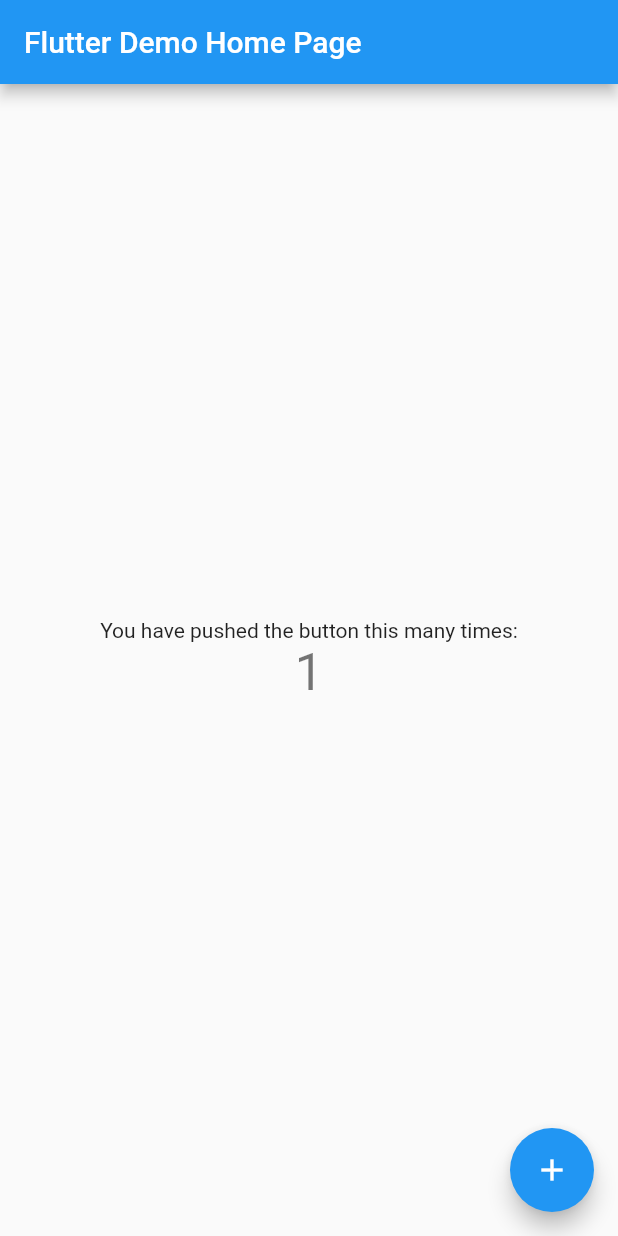
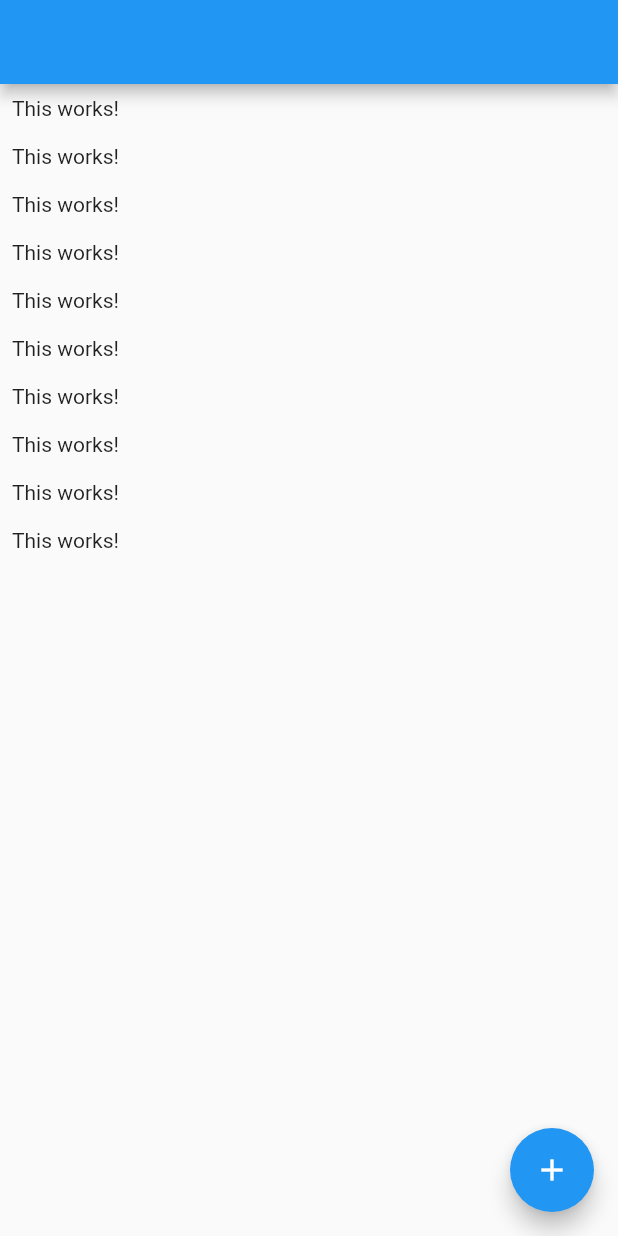
Before and after one commit to Manuelkpatsu/the_messenger, a Flutter app: the screen it shows after launch, after a tap on the "add" icon, on a phone screen of 412 x 824 dp. Run offline on Flutter 3.47's test engine with Material 2 defaults, Android fonts, the phone set to English and light mode, and no system bars; our stand-ins replace cloud_firestore, firebase_core; accounts and stored records are empty.

```diff
--- a/lib/main.dart
+++ b/lib/main.dart
@@ -1,113 +1,25 @@
+import 'package:cloud_firestore/cloud_firestore.dart';
+import 'package:firebase_core/firebase_core.dart';
 import 'package:flutter/material.dart';
 
-void main() {
+import './screens/chat_screen.dart';
+
+Future<void> main() async {
+  WidgetsFlutterBinding.ensureInitialized();
+  await Firebase.initializeApp();
   runApp(MyApp());
 }
 
 class MyApp extends StatelessWidget {
-  // This widget is the root of your application.
   @override
   Widget build(BuildContext context) {
     return MaterialApp(
-      title: 'Flutter Demo',
+      debugShowCheckedModeBanner: false,
+      title: 'The Messenger',
       theme: ThemeData(
-        // This is the theme of your application.
-        //
-        // Try running your application with "flutter run". You'll see the
-        // application has a blue toolbar. Then, without quitting the app, try
-        // changing the primarySwatch below to Colors.green and then invoke
-        // "hot reload" (press "r" in the console where you ran "flutter run",
-        // or simply save your changes to "hot reload" in a Flutter IDE).
-        // Notice that the counter didn't reset back to zero; the application
-        // is not restarted.
         primarySwatch: Colors.blue,
       ),
-      home: MyHomePage(title: 'Flutter Demo Home Page'),
+      home: ChatScreen(),
     );
   }
 }
-
-class MyHomePage extends StatefulWidget {
-  MyHomePage({Key key, this.title}) : super(key: key);
-
-  // This widget is the home page of your application. It is stateful, meaning
-  // that it has a State object (defined below) that contains fields that affect
-  // how it looks.
-
-  // This class is the configuration for the state. It holds the values (in this
-  // case the title) provided by the parent (in this case the App widget) and
-  // used by the build method of the State. Fields in a Widget subclass are
-  // always marked "final".
-
-  final String title;
-
-  @override
-  _MyHomePageState createState() => _MyHomePageState();
-}
-
-class _MyHomePageState extends State<MyHomePage> {
-  int _counter = 0;
-
-  void _incrementCounter() {
-    setState(() {
-      // This call to setState tells the Flutter framework that something has
-      // changed in this State, which causes it to rerun the build method below
-      // so that the display can reflect the updated values. If we changed
-      // _counter without calling setState(), then the build method would not be
-      // called again, and so nothing would appear to happen.
-      _counter++;
-    });
-  }
-
-  @override
-  Widget build(BuildContext context) {
-    // This method is rerun every time setState is called, for instance as done
-    // by the _incrementCounter method above.
-    //
-    // The Flutter framework has been optimized to make rerunning build methods
-    // fast, so that you can just rebuild anything that needs updating rather
-    // than having to individually change instances of widgets.
-    return Scaffold(
-      appBar: AppBar(
-        // Here we take the value from the MyHomePage object that was created by
-        // the App.build method, and use it to set our appbar title.
-        title: Text(widget.title),
-      ),
-      body: Center(
-        // Center is a layout widget. It takes a single child and positions it
-        // in the middle of the parent.
-        child: Column(
-          // Column is also a layout widget. It takes a list of children and
-          // arranges them vertically. By default, it sizes itself to fit its
-          // children horizontally, and tries to be as tall as its parent.
-          //
-          // Invoke "debug painting" (press "p" in the console, choose the
-          // "Toggle Debug Paint" action from the Flutter Inspector in Android
-          // Studio, or the "Toggle Debug Paint" command in Visual Studio Code)
-          // to see the wireframe for each widget.
-          //
-          // Column has various properties to control how it sizes itself and
-          // how it positions its children. Here we use mainAxisAlignment to
-          // center the children vertically; the main axis here is the vertical
-          // axis because Columns are vertical (the cross axis would be
-          // horizontal).
-          mainAxisAlignment: MainAxisAlignment.center,
-          children: <Widget>[
-            Text(
-              'You have pushed the button this many times:',
-            ),
-            Text(
-              '$_counter',
-              style: Theme.of(context).textTheme.headline4,
-            ),
-          ],
-        ),
-      ),
-      floatingActionButton: FloatingActionButton(
-        onPressed: _incrementCounter,
-        tooltip: 'Increment',
-        child: Icon(Icons.add),
-      ), // This trailing comma makes auto-formatting nicer for build methods.
-    );
-  }
-}
--- /dev/null
+++ b/lib/screens/chat_screen.dart
@@ -0,0 +1,29 @@
+import 'package:cloud_firestore/cloud_firestore.dart';
+import 'package:flutter/material.dart';
+
+class ChatScreen extends StatelessWidget {
+  @override
+  Widget build(BuildContext context) {
+    return Scaffold(
+      appBar: AppBar(),
+      body: ListView.builder(
+        itemCount: 10,
+        itemBuilder: (ctx, index) => Container(
+          padding: EdgeInsets.all(8),
+          child: Text('This works!'),
+        ),
+      ),
+      floatingActionButton: FloatingActionButton(
+        child: Icon(Icons.add),
+        onPressed: () {
+          FirebaseFirestore.instance
+            .collection('chats/8xfKRFMOuyiywwSLqS9J/messages')
+            .snapshots()
+            .listen((data) {
+              print(data.docs[0]['text']);
+            });
+        },
+      ),
+    );
+  }
+}
--- a/pubspec.yaml
+++ b/pubspec.yaml
@@ -23,6 +23,8 @@ environment:
 dependencies:
   flutter:
     sdk: flutter
+  cloud_firestore: ^2.2.2
+  firebase_core: ^1.3.0
 
 
   # The following adds the Cupertino Icons font to your application.
```
Also changed, not shown: lib/screens/auth_screen.dart (added), pubspec.lock, 8 other files.
